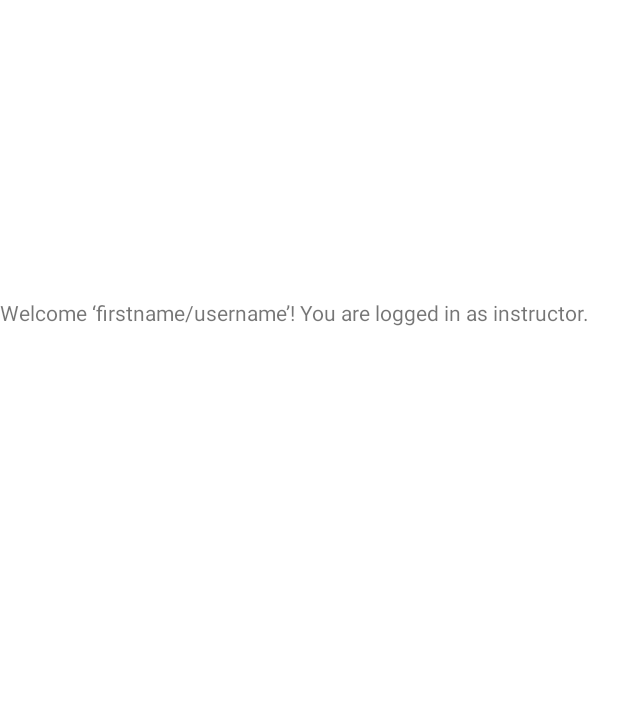
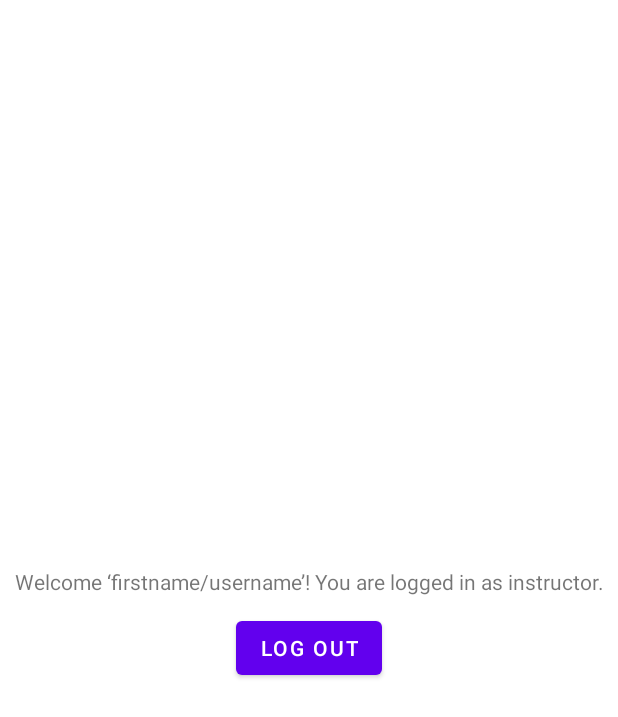
Before and after one commit to uOttawa-Summer2022/Project-Group-5, an Android app: the layout instructor.xml on its own in the app's theme, with its tools: preview values and no code run, on a phone screen of 412 x 824 dp. Shown: the top 717 px of the screen. Run offline under Robolectric (Android 15) with nearby library versions, the phone set to English and light mode, and no system bars.

Commit message:
more UI and bug fixes

```diff
--- a/app/src/main/java/com/example/course_booking/AdminActivity.java
+++ b/app/src/main/java/com/example/course_booking/AdminActivity.java
@@ -25,8 +25,6 @@ public class AdminActivity extends AppCompatActivity{
         db_account = new DBHelper(this);
         UserModel user = MainActivity.currentUser;
         String msg = "Welcome " +user.getName()+"! You are logged in as admin.";
-        Log.d("MSG", msg);
-        Log.d("name", user.getName());
         welcomeAdmin.setText(msg);
 
         createCourse = findViewById(R.id.btn_createCourse);
--- a/app/src/main/res/layout/admin.xml
+++ b/app/src/main/res/layout/admin.xml
@@ -49,12 +49,14 @@
             android:id="@+id/btn_createCourse"
             android:layout_width="wrap_content"
             android:layout_height="wrap_content"
+            android:layout_gravity="center"
             android:text="@string/create" />
 
         <Button
             android:id="@+id/btn_deleteCourse"
             android:layout_width="wrap_content"
             android:layout_height="wrap_content"
+            android:layout_gravity="center"
             android:text="@string/deleteCourse" />
 
         <TextView
@@ -84,6 +86,7 @@
             android:id="@+id/btn_deleteAccount"
             android:layout_width="wrap_content"
             android:layout_height="wrap_content"
+            android:layout_gravity="center"
             android:text="@string/deleteAccount" />
 
         <TextView
--- a/app/src/main/res/layout/instructor.xml
+++ b/app/src/main/res/layout/instructor.xml
@@ -1,5 +1,7 @@
 <?xml version="1.0" encoding="utf-8"?>
 <androidx.constraintlayout.widget.ConstraintLayout xmlns:android="http://schemas.android.com/apk/res/android"
+    xmlns:app="http://schemas.android.com/apk/res-auto"
+    xmlns:tools="http://schemas.android.com/tools"
     android:layout_width="match_parent"
     android:layout_height="match_parent">
 
@@ -12,7 +14,16 @@
         <TextView
             android:id="@+id/welcomeInstructor"
             android:layout_width="match_parent"
-            android:layout_height="426dp"
+            android:layout_height="40dp"
+            android:gravity="center"
             android:text="Welcome ‘firstname/username’! You are logged in as instructor." />
+
+        <Button
+            android:id="@+id/btnLogoutInstructor"
+            android:layout_width="wrap_content"
+            android:layout_height="wrap_content"
+            android:text="@string/logout" />
+
     </LinearLayout>
+
 </androidx.constraintlayout.widget.ConstraintLayout>
--- a/app/src/main/res/values/strings.xml
+++ b/app/src/main/res/values/strings.xml
@@ -12,9 +12,10 @@
     <string name="student">Student</string>
     <string name="instructor">Instructor</string>
     <string name="create">CREATE</string>
-    <string name="edit">Click here for exit courses</string>
+    <string name="edit">Click here to Edit courses</string>
     <string name="deleteCourse">DELETE</string>
     <string name="deleteAccount">DELETE</string>
     <string name="modify">MODIFY</string>
+    <string name="logout">Log Out</string>
 
 </resources>
```
Also changed, not shown: app/src/main/java/com/example/course_booking/InstructorActivity.java (+13 -0 lines), app/src/main/java/com/example/course_booking/StudentActivity.java (+13 -0 lines), app/src/main/res/layout/student.xml (+8 -1 lines).
